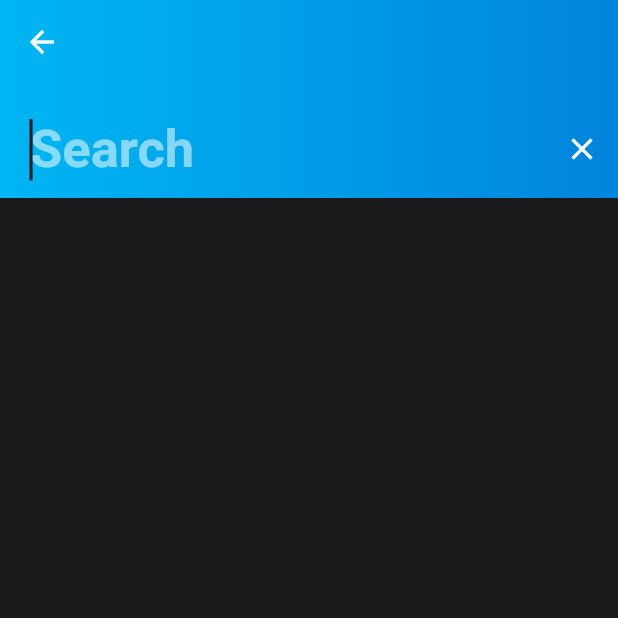
After one commit to MohamadKattan/marasil, a Flutter app: the ChatListScreen screen opened directly, after a tap on the "search" icon, on a phone screen of 412 x 824 dp, the top half of it. The commit adds this screen. Run offline on Flutter 3.47's test engine with Material 2 defaults, Android fonts, the phone set to English and light mode, and no system bars; our stand-ins replace cloud_firestore, firebase_auth, google_sign_in, gradient_app_bar, shimmer; accounts and stored records are empty; network calls fail.

Commit message:
27/12/2020

```diff
--- a/lib/pageView/chat_List_screen.dart
+++ b/lib/pageView/chat_List_screen.dart
@@ -1,8 +1,11 @@
 import 'package:flutter/material.dart';
+import 'package:marasil/model/user.dart';
+import 'package:marasil/pageView/search_screen.dart';
 import 'package:marasil/resources/firebase_repository.dart';
 import 'package:marasil/utils/universal_variables.dart';
 import 'package:marasil/utils/utilities.dart';
 import 'package:marasil/widget/customAppBar.dart';
+import 'package:marasil/widget/customTile.dart';
 
 class ChatListScreen extends StatefulWidget {
   @override
@@ -13,15 +16,17 @@ class _ChatListScreenState extends State<ChatListScreen> {
   //for called class
   final FirebaseRepository _repository = FirebaseRepository();
   String currentUserId;
-  String initials; //for name user in appBar
+  String initials=''; //for name user in appBar
   @override
   void initState() {
     super.initState();
     _repository.getCurrentUser().then((user) {
       setState(() {
         currentUserId = user.uid;
-        initials =
-            Utils.getInitials(user.displayName); //for name user in appBar
+
+        initials = Utils.getInitials(user.displayName);
+
+        //for name user in appBar
       });
     });
   }
@@ -31,6 +36,8 @@ class _ChatListScreenState extends State<ChatListScreen> {
     return Scaffold(
       backgroundColor: UniversalVariables.blackColor,
       appBar: customAppBar(context),
+      floatingActionButton: newChatButtom(),
+      body: chatListContainer(currentUserId),
     );
   }
 
@@ -44,30 +51,96 @@ class _ChatListScreenState extends State<ChatListScreen> {
         ),
         onPressed: () {},
       ),
-      title: UserCircle(
-          initials),
+      title: UserCircle(initials),
       centerTitle: true,
-      actions: [IconButton(
+      actions: [
+        IconButton(
           icon: Icon(
             Icons.search,
             color: Colors.white,
           ),
-        onPressed: () {},
-      ),IconButton(
+          onPressed: () {
+            Navigator.push(context, MaterialPageRoute(builder: (context)=>SearchScreen()));
+          },
+        ),
+        IconButton(
           icon: Icon(
             Icons.more_vert,
             color: Colors.white,
           ),
           onPressed: () {},
-      ),],
-
+        ),
+      ],
     );
   }
 }
-// this class for show user name + if online or not
+
+//this class for chatlist
+class chatListContainer extends StatefulWidget {
+  final String currentUserId;
+  chatListContainer(this.currentUserId);
+  @override
+  _chatListContainerState createState() => _chatListContainerState();
+}
+
+class _chatListContainerState extends State<chatListContainer> {
+  @override
+  Widget build(BuildContext context) {
+    return Container(
+      child: Padding(
+        padding: EdgeInsets.all(10),
+        child: ListView.builder(
+            itemCount: 2,
+            itemBuilder: (context, index) {
+              return CustomTile(
+                mini: false,
+                onTap: () {},
+                title: Text(
+                  'Mohamad',
+                  style: TextStyle(color: Colors.white, fontSize: 16.0),
+                ),
+                subtitle: Text(
+                  'hello',
+                  style: TextStyle(color: Colors.grey, fontSize: 14.0),
+                ),
+                leading: Container(
+                  constraints: BoxConstraints(maxHeight: 60, maxWidth: 60),
+                  child: Stack(
+                    children: [
+                      CircleAvatar(
+                        maxRadius: 30,
+                        backgroundColor: Colors.grey,
+                        backgroundImage: NetworkImage(
+                            'https://digitalsynopsis.com/wp-content/uploads/2017/12/funny-agency-life-creative-designer-copywriter-memes-1.jpg'),
+                      ),
+                      Align(
+                        alignment: Alignment.bottomRight,
+                        child: Container(
+                          height: 30.0,
+                          width: 30.0,
+                          decoration: BoxDecoration(
+                              shape: BoxShape.circle,
+                              color: UniversalVariables.onlineDotColor,
+                              border: Border.all(
+                                  color: UniversalVariables.blackColor,
+                                  width: 2)),
+                        ),
+                      )
+                    ],
+                  ),
+                ),
+              );
+            }),
+      ),
+    );
+  }
+}
+
+// this class for show user name + if online or not conecte with CustomAppBar
 class UserCircle extends StatelessWidget {
   final String text;
   UserCircle(this.text);
+
   @override
   Widget build(BuildContext context) {
     return Container(
@@ -80,13 +153,13 @@ class UserCircle extends StatelessWidget {
         children: [
           Align(
             alignment: Alignment.center,
-            child: Text(
-              text,
-              style: TextStyle(
+            child:
+              Text(text, style: TextStyle(
                   color: UniversalVariables.lightBlueColor,
                   fontWeight: FontWeight.bold,
-                  fontSize: 13.0),
-            ),
+                  fontSize: 13.0),),
+
+
           ),
           Align(
             alignment: Alignment.bottomRight,
@@ -106,3 +179,17 @@ class UserCircle extends StatelessWidget {
     );
   }
 }
+
+// this class for fiutAction button
+class newChatButtom extends StatelessWidget {
+  @override
+  Widget build(BuildContext context) {
+    return Container(
+      decoration: BoxDecoration(
+          gradient: UniversalVariables.fabGradient,
+          borderRadius: BorderRadius.circular(50.0)),
+      child: Icon(Icons.edit, color: Colors.white, size: 25.0),
+      padding: EdgeInsets.all(15.0),
+    );
+  }
+}
--- /dev/null
+++ b/lib/pageView/search_screen.dart
@@ -0,0 +1,89 @@
+import 'package:firebase_auth/firebase_auth.dart';
+import 'package:flutter/material.dart';
+import 'package:gradient_app_bar/gradient_app_bar.dart';
+import 'package:marasil/model/user.dart';
+import 'package:marasil/resources/firebase_repository.dart';
+import 'package:marasil/utils/universal_variables.dart';
+
+class SearchScreen extends StatefulWidget {
+  @override
+  _SearchScreenState createState() => _SearchScreenState();
+}
+
+class _SearchScreenState extends State<SearchScreen> {
+  // for call
+  FirebaseRepository _repository = FirebaseRepository();
+  // list for search users and get result search
+  List<User> userList;
+  // for query for on changed
+  String query = '';
+  TextEditingController searchEditingController = TextEditingController();
+  @override
+  void initState() {
+    super.initState();
+    _repository.getCurrentUser().then((FirebaseUser user) {
+      _repository.fetchAllUsers(user).then((List<User>list){
+        setState(() {
+          userList=list;
+        });
+      });
+    });
+  }
+
+  @override
+  Widget build(BuildContext context) {
+    return Scaffold(
+      backgroundColor: UniversalVariables.blackColor,
+      appBar: searchUserAppBar(context),
+    );
+  }
+// this method for search appBar
+  searchUserAppBar(BuildContext context) {
+    return GradientAppBar(
+      backgroundColorStart: UniversalVariables.gradientColorStart,
+      backgroundColorEnd: UniversalVariables.gradientColorEnd,
+      leading: IconButton(
+        icon: Icon(Icons.arrow_back, color: Colors.white),
+        onPressed: () => Navigator.pop(context),
+      ),
+      elevation: 0,
+      bottom: PreferredSize(
+        preferredSize: const Size.fromHeight(kToolbarHeight + 20),
+        child: Padding(
+          padding: EdgeInsets.only(left: 20),
+          child: TextField(
+            controller: searchEditingController,
+            onChanged: (val) {
+              setState(() {
+                query = val;
+              });
+            },
+            cursorColor: UniversalVariables.blackColor,
+            autofocus: true,
+            style: TextStyle(
+              fontWeight: FontWeight.bold,
+              color: Colors.white,
+              fontSize: 35,
+            ),
+            decoration: InputDecoration(
+              suffixIcon: IconButton(
+                icon: Icon(Icons.close, color: Colors.white),
+                onPressed: () {
+                  WidgetsBinding.instance
+                      .addPostFrameCallback((_) => searchEditingController.clear());
+                },
+              ),
+              border: InputBorder.none,
+              hintText: "Search",
+              hintStyle: TextStyle(
+                fontWeight: FontWeight.bold,
+                fontSize: 35,
+                color: Color(0x88ffffff),
+              ),
+            ),
+          ),
+        ),
+      ),
+    );
+  }
+}
--- a/lib/resources/firebase_method.dart
+++ b/lib/resources/firebase_method.dart
@@ -61,12 +61,24 @@ class FirebaseMethods {
         .setData(user.toMap(user));
   }
 
-
   // this mwthod for signOut
 
-Future<void>signOut()async{
+  Future<void> signOut() async {
     await _googleSignIn.disconnect();
     await _googleSignIn.signIn();
-  return  await _auth.signOut();
+    return await _auth.signOut();
+  }
+
+//this method for result search ALL users from firebase
+  Future<List<User>> fetchAllUsers(FirebaseUser currentUser) async {
+    List<User> userList = List<User>();
+    QuerySnapshot querySnapshot =
+        await firestore.collection('users').getDocuments();
+    for (var i = 0; i < querySnapshot.documents.length; i++) {
+      if (querySnapshot.documents[i].documentID != currentUser.uid) {
+        userList.add(User.fromMap(querySnapshot.documents[i].data));
+      }
+    }
+    return userList;
+  }
 }
-}
--- a/lib/resources/firebase_repository.dart
+++ b/lib/resources/firebase_repository.dart
@@ -1,5 +1,6 @@
 // this class it will be short for code from code from firebase_method
 import 'package:firebase_auth/firebase_auth.dart';
+import 'package:marasil/model/user.dart';
 import 'package:marasil/resources/firebase_method.dart';
 
 class FirebaseRepository {
@@ -14,4 +15,6 @@ class FirebaseRepository {
   Future<void>addDataToDb(FirebaseUser user) => _firebaseMethods.addDataToDb(user);
 
   Future<void>signOut()=>_firebaseMethods.signOut();
+
+  Future<List<User>> fetchAllUsers(FirebaseUser user)=>_firebaseMethods.fetchAllUsers(user);
 }
--- a/lib/widget/customAppBar.dart
+++ b/lib/widget/customAppBar.dart
@@ -18,7 +18,7 @@ class CustomAppBar extends StatelessWidget implements PreferredSizeWidget {
   @override
   Widget build(BuildContext context) {
     return Container(
-      padding: const EdgeInsets.all(10.0),
+      padding: EdgeInsets.all(10.0),
       decoration: BoxDecoration(
           color: UniversalVariables.blackColor,
           border: Border(
--- /dev/null
+++ b/lib/widget/customTile.dart
@@ -0,0 +1,69 @@
+import 'package:flutter/material.dart';
+import 'package:marasil/utils/universal_variables.dart';
+
+class CustomTile extends StatelessWidget {
+  final Widget leading;
+  final Widget title;
+  final Widget icon;
+  final Widget subtitle;
+  final Widget trailing;
+  final EdgeInsets margin;
+  final GestureTapCallback onTap;
+  final bool mini;
+  final GestureLongPressCallback onLongPress;
+
+  CustomTile(
+      {@required this.leading,
+      @required this.title,
+      this.icon,
+      @required this.subtitle,
+      this.trailing,
+      this.margin = const EdgeInsets.all(0),
+      this.onTap,
+      this.onLongPress,
+      this.mini = true});
+
+  @override
+  Widget build(BuildContext context) {
+    return GestureDetector(
+      onTap: onTap,
+      onLongPress: onLongPress,
+      child: Container(
+        padding: EdgeInsets.symmetric(horizontal: mini ? 10 : 0),
+        margin: margin,
+        child: Row(
+          children: [
+            leading,
+            Expanded(
+                child: Container(
+              padding: EdgeInsets.symmetric(vertical: mini ? 3 : 20),
+              margin: EdgeInsets.only(left: mini ? 10 : 15),
+              decoration: BoxDecoration(
+                  border: Border(
+                      bottom: BorderSide(
+                          width: 1, color: UniversalVariables.separatorColor))),
+              child: Row(
+                mainAxisAlignment: MainAxisAlignment.spaceBetween,
+                children: [
+                  Column(
+                    crossAxisAlignment: CrossAxisAlignment.start,
+                    children: [
+                      title,
+                      SizedBox(
+                        height: 5,
+                      ),
+                      icon ?? Container(),
+                      icon != null ? icon : Container(),
+                      subtitle,
+                    ],
+                  ),
+                  trailing ?? Container(),
+                ],
+              ),
+            )),
+          ],
+        ),
+      ),
+    );
+  }
+}
--- a/pubspec.yaml
+++ b/pubspec.yaml
@@ -34,7 +34,7 @@ dependencies:
   firebase_auth: ^0.11.1+7
   google_sign_in: ^4.0.7
   shimmer:
-
+  gradient_app_bar: ^0.0.1
 dev_dependencies:
   flutter_test:
     sdk: flutter
```
Also changed, not shown: pubspec.lock. Lines whose indentation alone changed are shown as unchanged.
